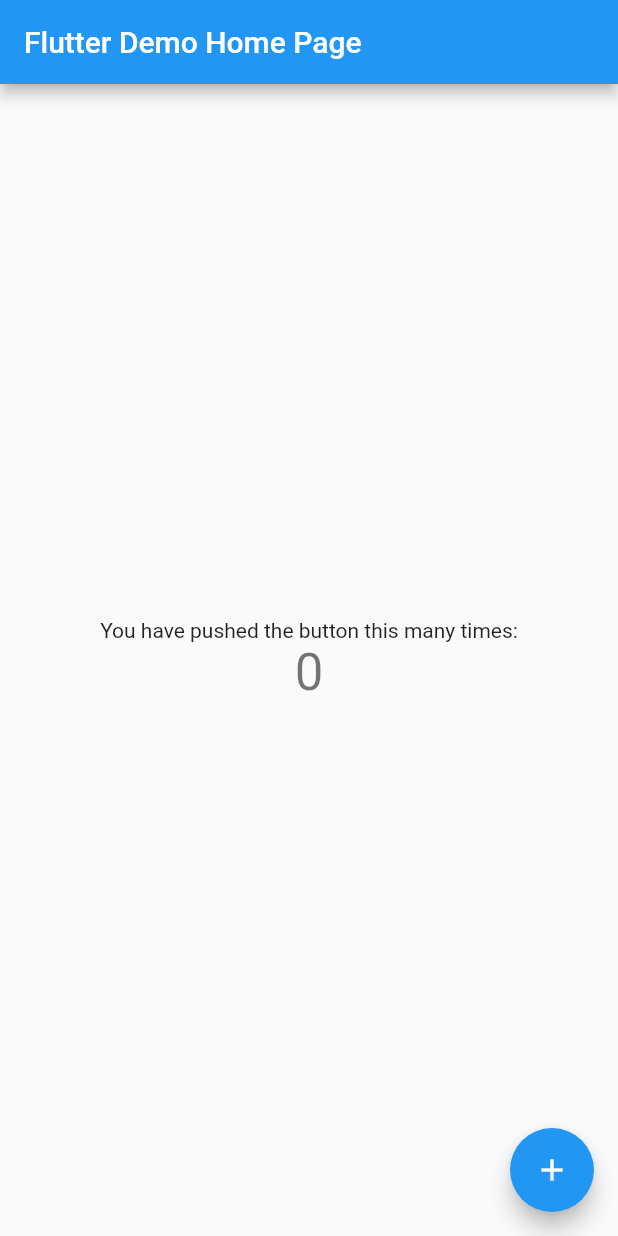
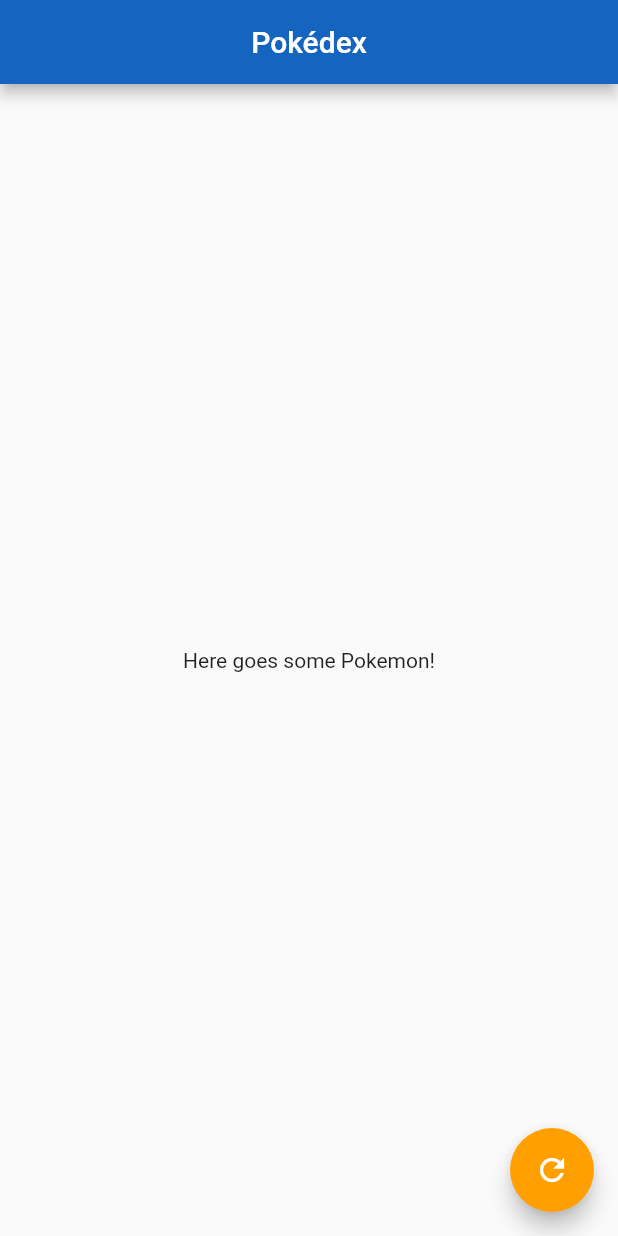
Before and after one commit to AmruthPillai/Flutter-Pokedex, a Flutter app: the screen it shows after launch, on a phone screen of 412 x 824 dp. Run offline on Flutter 3.47's test engine with Material 2 defaults, Android fonts, the phone set to English and light mode, and no system bars.

Commit message:
update app, with theme colors

```diff
--- a/lib/main.dart
+++ b/lib/main.dart
@@ -3,109 +3,48 @@ import 'package:flutter/material.dart';
 void main() => runApp(MyApp());
 
 class MyApp extends StatelessWidget {
-  // This widget is the root of your application.
   @override
   Widget build(BuildContext context) {
     return MaterialApp(
-      title: 'Flutter Demo',
+      title: 'Pokédex',
       theme: ThemeData(
-        // This is the theme of your application.
-        //
-        // Try running your application with "flutter run". You'll see the
-        // application has a blue toolbar. Then, without quitting the app, try
-        // changing the primarySwatch below to Colors.green and then invoke
-        // "hot reload" (press "r" in the console where you ran "flutter run",
-        // or simply save your changes to "hot reload" in a Flutter IDE).
-        // Notice that the counter didn't reset back to zero; the application
-        // is not restarted.
-        primarySwatch: Colors.blue,
+        primaryColor: Colors.blue[800],
+        accentColor: Colors.amber[700],
       ),
-      home: MyHomePage(title: 'Flutter Demo Home Page'),
+      debugShowCheckedModeBanner: false,
+      home: HomePage(),
     );
   }
 }
 
-class MyHomePage extends StatefulWidget {
-  MyHomePage({Key key, this.title}) : super(key: key);
-
-  // This widget is the home page of your application. It is stateful, meaning
-  // that it has a State object (defined below) that contains fields that affect
-  // how it looks.
-
-  // This class is the configuration for the state. It holds the values (in this
-  // case the title) provided by the parent (in this case the App widget) and
-  // used by the build method of the State. Fields in a Widget subclass are
-  // always marked "final".
-
-  final String title;
-
+class HomePage extends StatefulWidget {
   @override
-  _MyHomePageState createState() => _MyHomePageState();
+  _HomePageState createState() => _HomePageState();
 }
 
-class _MyHomePageState extends State<MyHomePage> {
-  int _counter = 0;
-
-  void _incrementCounter() {
-    setState(() {
-      // This call to setState tells the Flutter framework that something has
-      // changed in this State, which causes it to rerun the build method below
-      // so that the display can reflect the updated values. If we changed
-      // _counter without calling setState(), then the build method would not be
-      // called again, and so nothing would appear to happen.
-      _counter++;
-    });
+class _HomePageState extends State<HomePage> {
+  @override
+  void initState() {
+    super.initState();
   }
 
   @override
   Widget build(BuildContext context) {
-    // This method is rerun every time setState is called, for instance as done
-    // by the _incrementCounter method above.
-    //
-    // The Flutter framework has been optimized to make rerunning build methods
-    // fast, so that you can just rebuild anything that needs updating rather
-    // than having to individually change instances of widgets.
     return Scaffold(
       appBar: AppBar(
-        // Here we take the value from the MyHomePage object that was created by
-        // the App.build method, and use it to set our appbar title.
-        title: Text(widget.title),
+        title: Text('Pokédex'),
+        centerTitle: true,
       ),
       body: Center(
-        // Center is a layout widget. It takes a single child and positions it
-        // in the middle of the parent.
-        child: Column(
-          // Column is also layout widget. It takes a list of children and
-          // arranges them vertically. By default, it sizes itself to fit its
-          // children horizontally, and tries to be as tall as its parent.
-          //
-          // Invoke "debug painting" (press "p" in the console, choose the
-          // "Toggle Debug Paint" action from the Flutter Inspector in Android
-          // Studio, or the "Toggle Debug Paint" command in Visual Studio Code)
-          // to see the wireframe for each widget.
-          //
-          // Column has various properties to control how it sizes itself and
-          // how it positions its children. Here we use mainAxisAlignment to
-          // center the children vertically; the main axis here is the vertical
-          // axis because Columns are vertical (the cross axis would be
-          // horizontal).
-          mainAxisAlignment: MainAxisAlignment.center,
-          children: <Widget>[
-            Text(
-              'You have pushed the button this many times:',
-            ),
-            Text(
-              '$_counter',
-              style: Theme.of(context).textTheme.display1,
-            ),
-          ],
+        child: Text('Here goes some Pokemon!'),
+      ),
+      floatingActionButton: FloatingActionButton(
+        onPressed: () {},
+        child: Icon(
+          Icons.refresh,
+          color: Colors.white,
         ),
       ),
-      floatingActionButton: FloatingActionButton(
-        onPressed: _incrementCounter,
-        tooltip: 'Increment',
-        child: Icon(Icons.add),
-      ), // This trailing comma makes auto-formatting nicer for build methods.
     );
   }
 }
```
